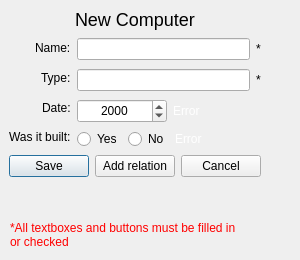
Above: skilaverkefni3/ui/computerwindow.ui from Njallzzz/Skilaverkefni before the change. Below: the same form after it.
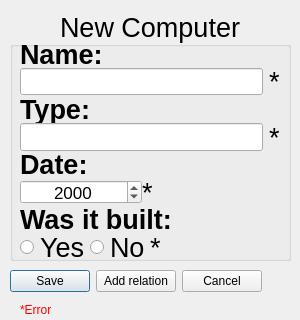
That is the form after the change.

Commit message: Breytti computerwindow

Patch:
```diff
--- a/skilaverkefni3/ui/computerwindow.ui
+++ b/skilaverkefni3/ui/computerwindow.ui
@@ -7,7 +7,7 @@
     <x>0</x>
     <y>0</y>
     <width>300</width>
-    <height>260</height>
+    <height>320</height>
    </rect>
   </property>
   <property name="minimumSize">
@@ -19,145 +19,147 @@
   <property name="maximumSize">
    <size>
     <width>300</width>
-    <height>260</height>
+    <height>320</height>
    </size>
   </property>
   <property name="windowTitle">
    <string>Computer</string>
   </property>
-  <widget class="QFrame" name="frame">
+  <widget class="QGroupBox" name="groupBox">
    <property name="geometry">
     <rect>
-     <x>0</x>
-     <y>0</y>
-     <width>280</width>
-     <height>230</height>
+     <x>10</x>
+     <y>10</y>
+     <width>281</width>
+     <height>251</height>
     </rect>
    </property>
-   <property name="minimumSize">
-    <size>
-     <width>280</width>
-     <height>230</height>
-    </size>
+   <property name="sizePolicy">
+    <sizepolicy hsizetype="Preferred" vsizetype="Preferred">
+     <horstretch>0</horstretch>
+     <verstretch>0</verstretch>
+    </sizepolicy>
    </property>
-   <property name="maximumSize">
-    <size>
-     <width>280</width>
-     <height>230</height>
-    </size>
+   <property name="font">
+    <font>
+     <pointsize>20</pointsize>
+    </font>
    </property>
-   <layout class="QVBoxLayout" name="verticalLayout_computer">
-    <property name="sizeConstraint">
-     <enum>QLayout::SetFixedSize</enum>
-    </property>
-    <item alignment="Qt::AlignHCenter|Qt::AlignVCenter">
-     <widget class="QLabel" name="label_new_person">
-      <property name="text">
-       <string>&lt;font size=&quot;5&quot;&gt;New Computer&lt;/font&gt;</string>
-      </property>
-     </widget>
-    </item>
-    <item>
-     <layout class="QHBoxLayout" name="horizontalLayout">
-      <property name="sizeConstraint">
-       <enum>QLayout::SetFixedSize</enum>
-      </property>
-      <item>
-       <layout class="QVBoxLayout" name="verticalLayout">
+   <property name="title">
+    <string>New Computer</string>
+   </property>
+   <property name="alignment">
+    <set>Qt::AlignCenter</set>
+   </property>
+   <widget class="QWidget" name="gridLayoutWidget">
+    <property name="geometry">
+     <rect>
+      <x>10</x>
+      <y>30</y>
+      <width>260</width>
+      <height>221</height>
+     </rect>
+    </property>
+    <layout class="QGridLayout" name="gridlayout_computer">
         <property name="sizeConstraint">
-         <enum>QLayout::SetFixedSize</enum>
-        </property>
-        <item alignment="Qt::AlignRight">
-         <widget class="QLabel" name="label_computer_name">
-          <property name="text">
-           <string>Name:</string>
-          </property>
-         </widget>
-        </item>
-        <item alignment="Qt::AlignRight">
-         <widget class="QLabel" name="label_computer_type">
-          <property name="text">
-           <string>Type:</string>
-          </property>
-         </widget>
-        </item>
-        <item alignment="Qt::AlignRight">
-         <widget class="QLabel" name="label_computer_date">
+      <enum>QLayout::SetDefaultConstraint</enum>
+     </property>
+     <property name="horizontalSpacing">
+      <number>-1</number>
+     </property>
+     <property name="verticalSpacing">
+      <number>0</number>
+     </property>
+     <item row="4" column="2">
+      <widget class="QLabel" name="label_type_error_star">
           <property name="text">
-           <string>Date:</string>
+        <string>*</string>
           </property>
          </widget>
         </item>
-        <item>
+     <item row="7" column="1" alignment="Qt::AlignBottom">
          <widget class="QLabel" name="label_computer_ifBuilt">
+       <property name="minimumSize">
+        <size>
+         <width>0</width>
+         <height>0</height>
+        </size>
+       </property>
+       <property name="font">
+        <font>
+         <weight>75</weight>
+         <bold>true</bold>
+        </font>
+       </property>
           <property name="text">
            <string>Was it built:</string>
           </property>
          </widget>
         </item>
-       </layout>
-      </item>
-      <item>
-       <layout class="QVBoxLayout" name="verticalLayout_2">
-        <property name="sizeConstraint">
-         <enum>QLayout::SetFixedSize</enum>
-        </property>
-        <item>
-         <layout class="QHBoxLayout" name="horizontalLayout_6">
-          <property name="topMargin">
-           <number>2</number>
-          </property>
-          <item>
-           <widget class="QLineEdit" name="lineEdit_computer_name">
-            <property name="minimumSize">
-             <size>
-              <width>0</width>
-              <height>0</height>
-             </size>
-            </property>
-           </widget>
-          </item>
-          <item>
-           <widget class="QLabel" name="label_name_error_star">
-            <property name="text">
-             <string>*</string>
-            </property>
-           </widget>
-          </item>
-         </layout>
-        </item>
-        <item>
-         <layout class="QHBoxLayout" name="horizontalLayout_7">
-          <property name="topMargin">
-           <number>3</number>
-          </property>
-          <item>
+     <item row="4" column="1">
            <widget class="QLineEdit" name="lineEdit_computer_type">
             <property name="minimumSize">
              <size>
-              <width>0</width>
+         <width>160</width>
               <height>0</height>
              </size>
             </property>
-           </widget>
-          </item>
-          <item>
-           <widget class="QLabel" name="label_type_error_star">
+       <property name="font">
+        <font>
+         <pointsize>13</pointsize>
+        </font>
+       </property>
+      </widget>
+     </item>
+     <item row="5" column="1" alignment="Qt::AlignBottom">
+      <widget class="QLabel" name="label_computer_date">
+       <property name="font">
+        <font>
+         <weight>75</weight>
+         <bold>true</bold>
+        </font>
+       </property>
             <property name="text">
-             <string>*</string>
+        <string>Date:</string>
             </property>
            </widget>
           </item>
-         </layout>
-        </item>
-        <item>
-         <layout class="QHBoxLayout" name="horizontalLayout_5">
-          <property name="sizeConstraint">
-           <enum>QLayout::SetFixedSize</enum>
-          </property>
-          <property name="topMargin">
-           <number>2</number>
-          </property>
+     <item row="2" column="1">
+      <widget class="QLineEdit" name="lineEdit_computer_name">
+       <property name="minimumSize">
+        <size>
+         <width>160</width>
+         <height>0</height>
+        </size>
+       </property>
+       <property name="font">
+        <font>
+         <pointsize>13</pointsize>
+        </font>
+       </property>
+       <property name="text">
+        <string/>
+       </property>
+      </widget>
+     </item>
+     <item row="1" column="1" alignment="Qt::AlignBottom">
+      <widget class="QLabel" name="label_computer_name">
+       <property name="font">
+        <font>
+         <weight>75</weight>
+         <bold>true</bold>
+        </font>
+       </property>
+       <property name="text">
+        <string>Name:</string>
+       </property>
+       <property name="margin">
+        <number>3</number>
+       </property>
+      </widget>
+     </item>
+     <item row="6" column="1">
+      <layout class="QHBoxLayout" name="horizontalLayout">
           <item>
            <widget class="QDateEdit" name="dateEdit_year_built">
             <property name="minimumSize">
@@ -168,10 +170,15 @@
             </property>
             <property name="maximumSize">
              <size>
-              <width>90</width>
+           <width>3000</width>
               <height>24</height>
              </size>
             </property>
+         <property name="font">
+          <font>
+           <pointsize>13</pointsize>
+          </font>
+         </property>
             <property name="alignment">
              <set>Qt::AlignCenter</set>
             </property>
@@ -206,32 +213,16 @@
           <item>
            <widget class="QLabel" name="label_date_error_star">
             <property name="text">
-             <string>&lt;font color=&quot;white&quot;&gt; Error &lt;/font&gt;</string>
+          <string>*</string>
             </property>
             <property name="textFormat">
              <enum>Qt::AutoText</enum>
             </property>
            </widget>
           </item>
-          <item>
-           <spacer name="horizontalSpacer_2">
-            <property name="orientation">
-             <enum>Qt::Horizontal</enum>
-            </property>
-            <property name="sizeType">
-             <enum>QSizePolicy::Expanding</enum>
-            </property>
-            <property name="sizeHint" stdset="0">
-             <size>
-              <width>40</width>
-              <height>20</height>
-             </size>
-            </property>
-           </spacer>
-          </item>
-         </layout>
-        </item>
-        <item>
+      </layout>
+     </item>
+     <item row="8" column="1">
          <layout class="QHBoxLayout" name="horizontalLayout_2">
           <property name="sizeConstraint">
            <enum>QLayout::SetFixedSize</enum>
@@ -271,7 +262,7 @@
           <item>
            <widget class="QLabel" name="label_built_error_star">
             <property name="text">
-             <string>&lt;font color=&quot;white&quot;&gt; Error &lt;/font&gt;</string>
+          <string>*</string>
             </property>
             <property name="textFormat">
              <enum>Qt::AutoText</enum>
@@ -283,9 +274,6 @@
             <property name="orientation">
              <enum>Qt::Horizontal</enum>
             </property>
-            <property name="sizeType">
-             <enum>QSizePolicy::Expanding</enum>
-            </property>
             <property name="sizeHint" stdset="0">
              <size>
               <width>40</width>
@@ -296,11 +284,72 @@
           </item>
          </layout>
         </item>
-       </layout>
-      </item>
-     </layout>
-    </item>
-    <item>
+     <item row="2" column="2">
+      <widget class="QLabel" name="label_name_error_star">
+       <property name="text">
+        <string>*</string>
+       </property>
+      </widget>
+     </item>
+     <item row="3" column="1" alignment="Qt::AlignBottom">
+      <widget class="QLabel" name="label_computer_type">
+       <property name="minimumSize">
+        <size>
+         <width>0</width>
+         <height>0</height>
+        </size>
+       </property>
+       <property name="font">
+        <font>
+         <weight>75</weight>
+         <bold>true</bold>
+        </font>
+       </property>
+       <property name="text">
+        <string>Type:</string>
+       </property>
+       <property name="alignment">
+        <set>Qt::AlignLeading|Qt::AlignLeft|Qt::AlignVCenter</set>
+       </property>
+       <property name="wordWrap">
+        <bool>false</bool>
+       </property>
+       <property name="margin">
+        <number>3</number>
+       </property>
+      </widget>
+     </item>
+    </layout>
+   </widget>
+  </widget>
+  <widget class="QLabel" name="label_computer_error">
+   <property name="geometry">
+    <rect>
+     <x>20</x>
+     <y>300</y>
+     <width>256</width>
+     <height>20</height>
+    </rect>
+   </property>
+   <property name="maximumSize">
+    <size>
+     <width>16777215</width>
+     <height>20</height>
+    </size>
+   </property>
+   <property name="text">
+    <string>&lt;font color='red'&gt;*Error&lt;/font&gt;</string>
+   </property>
+  </widget>
+  <widget class="QWidget" name="layoutWidget">
+   <property name="geometry">
+    <rect>
+     <x>10</x>
+     <y>270</y>
+     <width>280</width>
+     <height>39</height>
+    </rect>
+   </property>
      <layout class="QHBoxLayout" name="horizontalLayout_3">
       <property name="sizeConstraint">
        <enum>QLayout::SetFixedSize</enum>
@@ -327,21 +376,6 @@
        </widget>
       </item>
      </layout>
-    </item>
-   </layout>
-  </widget>
-  <widget class="QLabel" name="label_computer_error">
-   <property name="geometry">
-    <rect>
-     <x>10</x>
-     <y>220</y>
-     <width>271</width>
-     <height>31</height>
-    </rect>
-   </property>
-   <property name="text">
-    <string>&lt;font color='red'&gt;*All textboxes and buttons must be filled in&lt;br&gt;or checked&lt;/font&gt;</string>
-   </property>
   </widget>
  </widget>
  <resources/>
```
Lines whose indentation alone changed are shown as unchanged. The commit also changes 1 other file.
